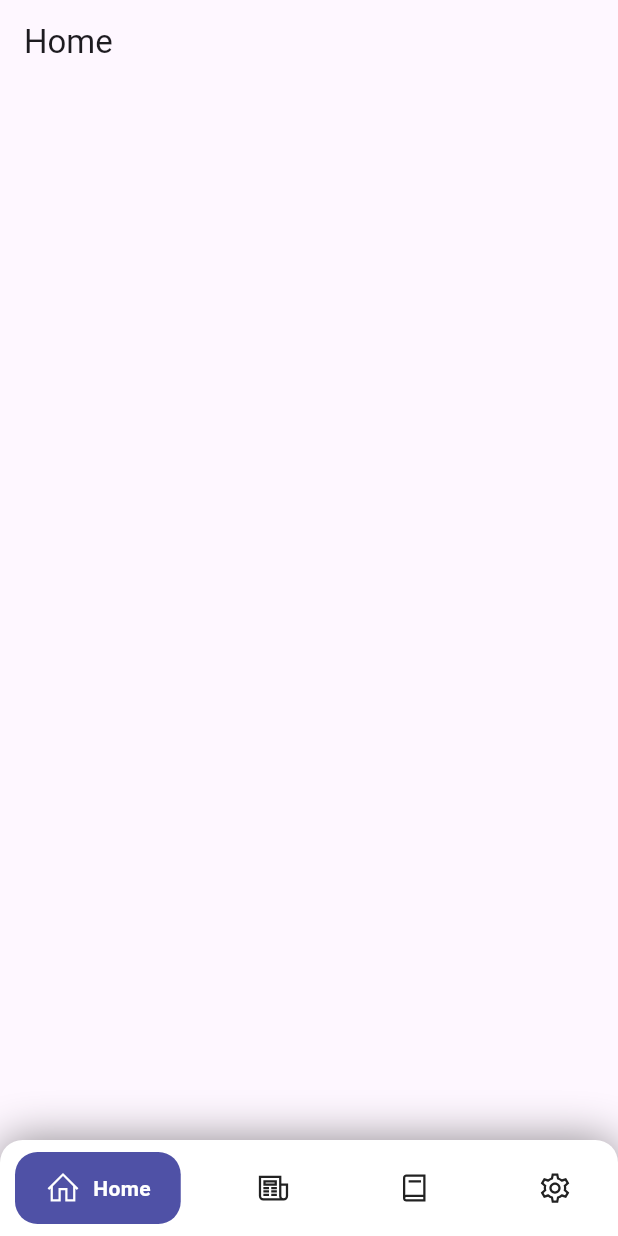
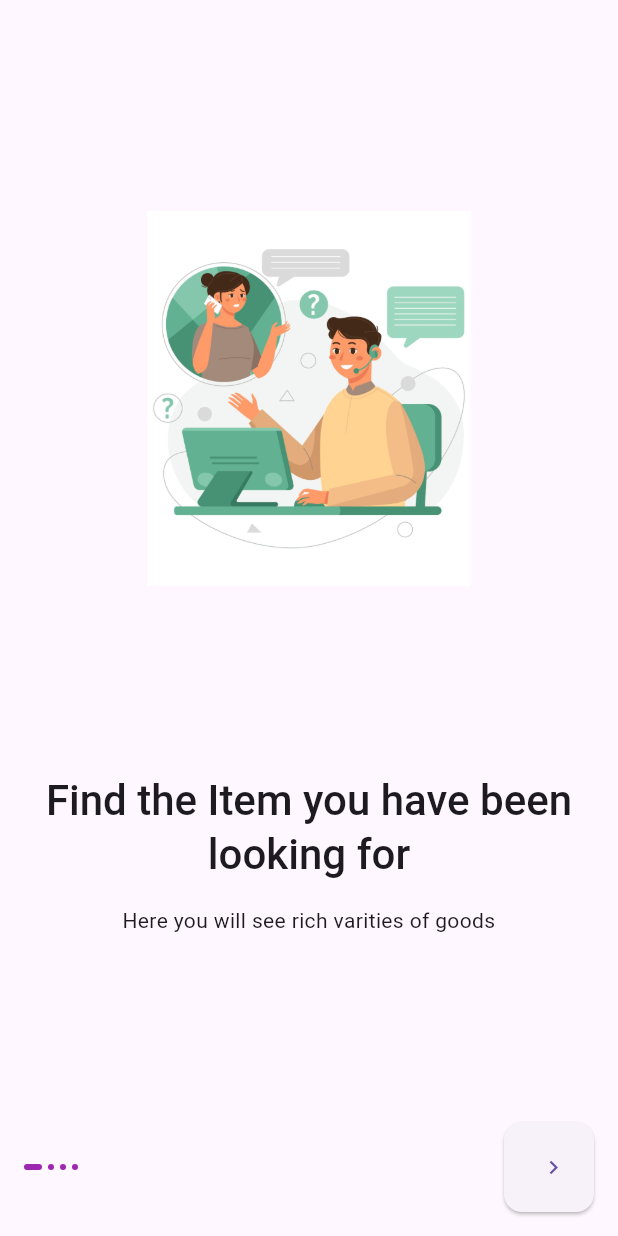
Before and after one commit to The-ARJ/CopOfficial_App, a Flutter app: the screen it shows after launch, on a phone screen of 412 x 824 dp. Run offline on Flutter 3.47's test engine with Material 2 defaults, Android fonts, the phone set to English and light mode, and no system bars; drawn by our look-alikes of google_nav_bar; our stand-ins replace line_icons, shared_preferences; missing offline and left inert: material_dialogs; project files that could hold a hidden picture were left out.

Commit message:
onboarding screen implemented

```diff
--- a/lib/app/app.dart
+++ b/lib/app/app.dart
@@ -1,5 +1,7 @@
 import 'package:copofficial_app/app/theme.dart';
 import 'package:copofficial_app/app/theme_service.dart';
+import 'package:copofficial_app/screen/home_screen.dart';
+import 'package:copofficial_app/screen/navbar.dart';
 import 'package:copofficial_app/screen/splash_screen.dart';
 import 'package:flutter/material.dart';
 import 'package:provider/provider.dart';
@@ -35,7 +37,10 @@ class _MyAppState extends State<MyApp> {
               title: 'Flutter Demo',
               theme: ThemeStyles.themeStatus(themeProvider.darkTheme, context),
               debugShowCheckedModeBanner: false,
-              home: const SplashScreen(),
+              routes: {
+                '/': (context) => const SplashScreen(),
+                '/Nav': (context) => const NavScreen(),
+              },
             );
           },
         ));
--- /dev/null
+++ b/lib/screen/onboarding/onboarding.dart
@@ -0,0 +1,187 @@
+import 'package:flutter/material.dart';
+
+class OnboardingScreen extends StatefulWidget {
+  const OnboardingScreen({super.key});
+
+  @override
+  _OnboardingScreenState createState() => _OnboardingScreenState();
+}
+
+class _OnboardingScreenState extends State<OnboardingScreen> {
+  late PageController _pageController;
+  int _pageIndex = 0;
+
+  @override
+  void initState() {
+    _pageController = PageController(initialPage: 0);
+    super.initState();
+  }
+
+  @override
+  void dispose() {
+    _pageController.dispose();
+    super.dispose();
+  }
+
+  @override
+  Widget build(BuildContext context) {
+    return Scaffold(
+      body: SafeArea(
+        child: Padding(
+          padding: const EdgeInsets.all(16.0),
+          child: Column(
+            children: [
+              Expanded(
+                child: PageView.builder(
+                  itemCount: data.length,
+                  controller: _pageController,
+                  onPageChanged: (index) {
+                    setState(() {
+                      _pageIndex = index;
+                    });
+                  },
+                  itemBuilder: (context, index) => OnBoardContent(
+                    image: data[index].image,
+                    title: data[index].title,
+                    description: data[index].descripition,
+                  ),
+                ),
+              ),
+              Row(
+                children: [
+                  ...List.generate(
+                    data.length,
+                    (index) => Padding(
+                      padding: const EdgeInsets.only(right: 4),
+                      child: DotIndicator(
+                        isActive: index == _pageIndex,
+                      ),
+                    ),
+                  ),
+                  const Spacer(),
+                  const Spacer(),
+                  SizedBox(
+                    height: 60,
+                    width: 60,
+                    child: ElevatedButton(
+                        style: ElevatedButton.styleFrom(
+                          shape: RoundedRectangleBorder(
+                            borderRadius: BorderRadius.circular(12),
+                          ),
+                        ),
+                        onPressed: () {
+                          if (_pageIndex == data.length - 1) {
+                            Future.delayed(
+                              const Duration(milliseconds: 500),
+                              () {
+                                Navigator.pushReplacementNamed(context, '/Nav');
+                              },
+                            );
+                          } else {
+                            _pageController.nextPage(
+                                duration: const Duration(milliseconds: 300),
+                                curve: Curves.ease);
+                          }
+                        },
+                        child: const Icon(Icons.keyboard_arrow_right)),
+                  ),
+                ],
+              )
+            ],
+          ),
+        ),
+      ),
+    );
+  }
+}
+
+class DotIndicator extends StatelessWidget {
+  const DotIndicator({
+    super.key,
+    this.isActive = false,
+  });
+  final bool isActive;
+
+  @override
+  Widget build(BuildContext context) {
+    return AnimatedContainer(
+      height: 4,
+      width: isActive ? 12 : 4,
+      decoration: const BoxDecoration(
+        color: Colors.purple,
+        borderRadius: BorderRadius.all(
+          Radius.circular(12),
+        ),
+      ),
+      duration: const Duration(milliseconds: 300),
+    );
+  }
+}
+
+class Onboard {
+  final String image, title, descripition;
+  Onboard({
+    required this.image,
+    required this.title,
+    required this.descripition,
+  });
+}
+
+final List<Onboard> data = [
+  Onboard(
+      image: 'assets/images/onboarding1.png',
+      title: 'Find the Item you have been looking for',
+      descripition: 'Here you will see rich varities of goods'),
+  Onboard(
+      image: 'assets/images/onboarding2.png',
+      title: 'Find the Item you have been looking for',
+      descripition: 'Here you will see rich varities of goods'),
+  Onboard(
+      image: 'assets/images/onboarding3.png',
+      title: 'Find the Item you have been looking for',
+      descripition: 'Here you will see rich varities of goods'),
+  Onboard(
+      image: 'assets/images/onboarding4.png',
+      title: 'Find the Item you have been looking for',
+      descripition: 'Here you will see rich varities of goods'),
+];
+
+class OnBoardContent extends StatelessWidget {
+  const OnBoardContent({
+    super.key,
+    required this.image,
+    required this.title,
+    required this.description,
+  });
+  final String image, title, description;
+
+  @override
+  Widget build(BuildContext context) {
+    return Column(
+      children: [
+        const Spacer(),
+        Image.asset(
+          image,
+          height: 250,
+        ),
+        const Spacer(),
+        Text(
+          title,
+          textAlign: TextAlign.center,
+          style: Theme.of(context)
+              .textTheme
+              .headlineMedium!
+              .copyWith(fontWeight: FontWeight.w500),
+        ),
+        const SizedBox(
+          height: 16,
+        ),
+        Text(
+          description,
+          textAlign: TextAlign.center,
+        ),
+        const Spacer()
+      ],
+    );
+  }
+}
--- a/lib/screen/splash_screen.dart
+++ b/lib/screen/splash_screen.dart
@@ -1,4 +1,4 @@
-import 'package:copofficial_app/screen/navbar.dart';
+import 'package:copofficial_app/screen/onboarding/onboarding.dart';
 import 'package:flutter/material.dart';
 
 class SplashScreen extends StatefulWidget {
@@ -16,7 +16,7 @@ class _SplashScreenState extends State<SplashScreen> {
     Future.delayed(const Duration(seconds: 2), () {
       Navigator.of(context).pushReplacement(
         MaterialPageRoute(
-          builder: (context) => const NavScreen(),
+          builder: (context) => const OnboardingScreen(),
         ),
       );
     });
```
Also changed, not shown: assets/images/onboarding1.png (added), assets/images/onboarding2.png (added), assets/images/onboarding3.png (added), assets/images/onboarding4.png (added), assets/svg/next.svg (added).
